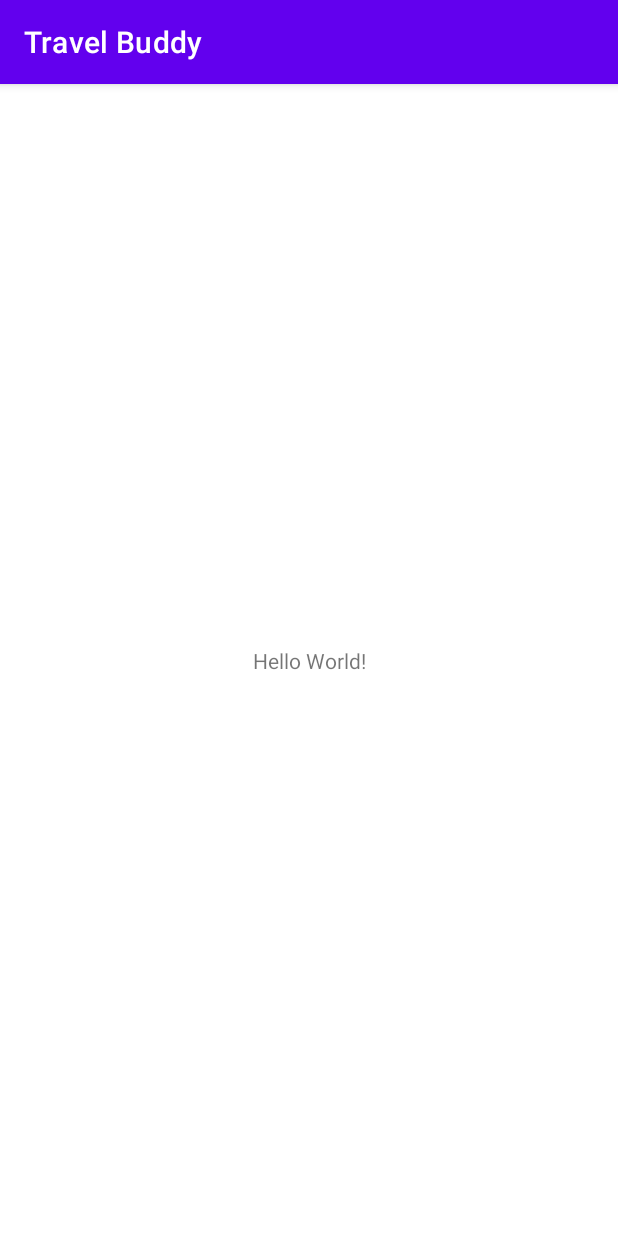
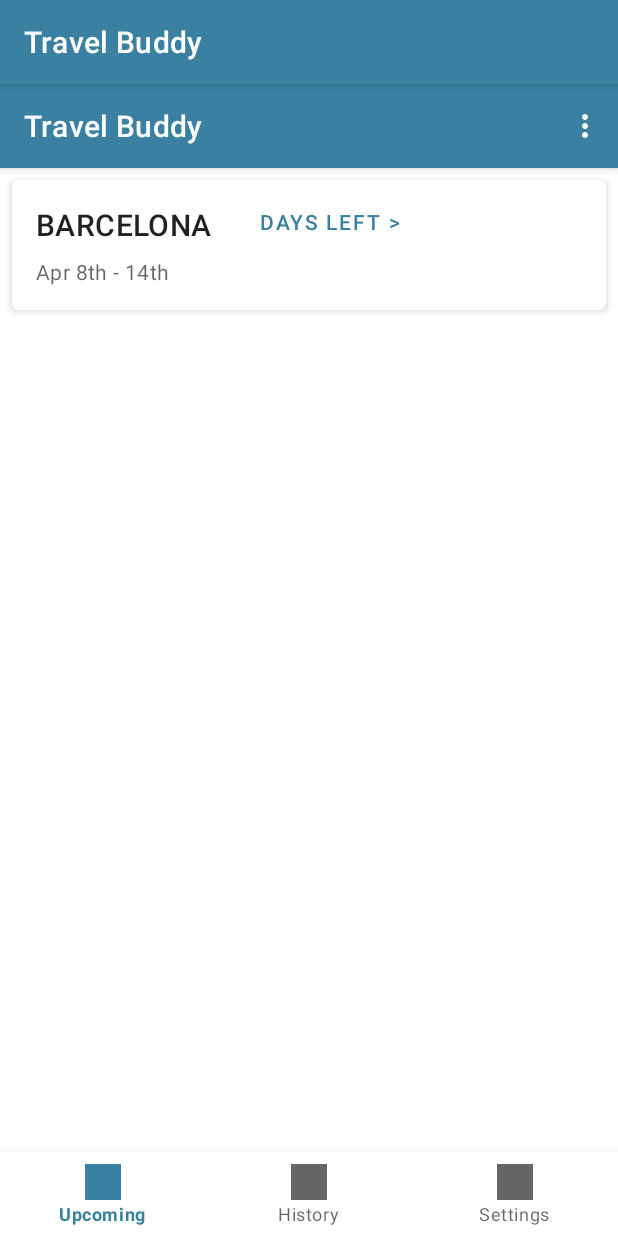
Before and after one commit to florgiorgi/PAM, an Android app: the screen it shows after launch (MainActivity), on a phone screen of 412 x 824 dp. Run offline under Robolectric (Android 15) with nearby library versions, the phone set to English and light mode, and no system bars.

Commit message:
initial landing layout, still needs work

```diff
--- a/app/build.gradle
+++ b/app/build.gradle
@@ -32,6 +32,7 @@ dependencies {
     implementation 'androidx.appcompat:appcompat:1.2.0'
     implementation 'com.google.android.material:material:1.3.0'
     implementation 'androidx.constraintlayout:constraintlayout:2.0.4'
+    implementation 'com.android.support:cardview-v7:28.0.0'
     testImplementation 'junit:junit:4.+'
     androidTestImplementation 'androidx.test.ext:junit:1.1.2'
     androidTestImplementation 'androidx.test.espresso:espresso-core:3.3.0'
--- a/app/src/main/res/layout/activity_main.xml
+++ b/app/src/main/res/layout/activity_main.xml
@@ -1,18 +1,104 @@
 <?xml version="1.0" encoding="utf-8"?>
-<androidx.constraintlayout.widget.ConstraintLayout xmlns:android="http://schemas.android.com/apk/res/android"
+<RelativeLayout xmlns:android="http://schemas.android.com/apk/res/android"
     xmlns:app="http://schemas.android.com/apk/res-auto"
     xmlns:tools="http://schemas.android.com/tools"
     android:layout_width="match_parent"
     android:layout_height="match_parent"
+    android:orientation="vertical"
     tools:context=".MainActivity">
 
-    <TextView
-        android:layout_width="wrap_content"
+    <androidx.coordinatorlayout.widget.CoordinatorLayout
+        android:layout_width="match_parent"
+        android:layout_height="match_parent">
+
+        <com.google.android.material.appbar.AppBarLayout
+            android:layout_width="match_parent"
+            android:layout_height="wrap_content">
+
+            <com.google.android.material.appbar.MaterialToolbar
+                android:id="@+id/topAppBar"
+                style="@style/Widget.MaterialComponents.Toolbar.Primary"
+                android:layout_width="match_parent"
+                android:layout_height="?attr/actionBarSize"
+                app:menu="@menu/bottom_navigation_menu"
+                app:title="@string/app_name" />
+
+        </com.google.android.material.appbar.AppBarLayout>
+
+        <!-- Note: A RecyclerView can also be used -->
+        <androidx.core.widget.NestedScrollView
+            android:layout_width="match_parent"
+            android:layout_height="match_parent"
+            app:layout_behavior="@string/appbar_scrolling_view_behavior">
+
+            <LinearLayout
+                android:layout_width="match_parent"
+                android:layout_height="match_parent"
+                android:orientation="vertical">
+
+                <com.google.android.material.card.MaterialCardView
+                    android:id="@+id/card"
+                    android:layout_width="match_parent"
+                    android:layout_height="wrap_content"
+                    android:layout_margin="8dp"
+                    app:cardElevation="3dp">
+
+                    <LinearLayout
+                        android:layout_width="match_parent"
+                        android:layout_height="wrap_content">
+
+                        <LinearLayout
+                            android:layout_width="wrap_content"
+                            android:layout_height="wrap_content"
+                            android:orientation="vertical"
+                            android:padding="16dp">
+
+                            <!-- Title, secondary and supporting text -->
+                            <TextView
+                                android:layout_width="wrap_content"
+                                android:layout_height="wrap_content"
+                                android:text="@string/title"
+                                android:textAppearance="?attr/textAppearanceHeadline6" />
+
+                            <TextView
+                                android:layout_width="wrap_content"
+                                android:layout_height="wrap_content"
+                                android:layout_marginTop="8dp"
+                                android:text="@string/secondary_text"
+                                android:textAppearance="?attr/textAppearanceBody2"
+                                android:textColor="?android:attr/textColorSecondary" />
+
+                        </LinearLayout>
+
+                        <!-- Buttons -->
+                        <LinearLayout
+                            android:layout_width="wrap_content"
+                            android:layout_height="wrap_content"
+                            android:layout_margin="8dp"
+                            android:orientation="vertical">
+
+                            <com.google.android.material.button.MaterialButton
+                                style="?attr/borderlessButtonStyle"
+                                android:layout_width="wrap_content"
+                                android:layout_height="wrap_content"
+                                android:layout_marginEnd="8dp"
+                                android:gravity=""
+                                android:text="@string/days_left" />
+
+                        </LinearLayout>
+
+                    </LinearLayout>
+
+                </com.google.android.material.card.MaterialCardView>
+            </LinearLayout>
+        </androidx.core.widget.NestedScrollView>
+
+    </androidx.coordinatorlayout.widget.CoordinatorLayout>
+
+    <com.google.android.material.bottomnavigation.BottomNavigationView
+        android:id="@+id/bottom_navigation"
+        android:layout_width="match_parent"
         android:layout_height="wrap_content"
-        android:text="Hello World!"
-        app:layout_constraintBottom_toBottomOf="parent"
-        app:layout_constraintLeft_toLeftOf="parent"
-        app:layout_constraintRight_toRightOf="parent"
-        app:layout_constraintTop_toTopOf="parent" />
-
-</androidx.constraintlayout.widget.ConstraintLayout>
+        android:layout_alignParentBottom="true"
+        app:menu="@menu/bottom_navigation_menu" />
+</RelativeLayout>
--- /dev/null
+++ b/app/src/main/res/menu/bottom_navigation_menu.xml
@@ -0,0 +1,18 @@
+<?xml version="1.0" encoding="utf-8"?>
+<menu xmlns:android="http://schemas.android.com/apk/res/android">
+    <item
+        android:id="@+id/page_1"
+        android:enabled="true"
+        android:icon="@drawable/plus_black"
+        android:title="@string/text_label_1"/>
+    <item
+        android:id="@+id/page_2"
+        android:enabled="true"
+        android:icon="@drawable/plus_black"
+        android:title="@string/text_label_2"/>
+    <item
+        android:id="@+id/page_3"
+        android:enabled="true"
+        android:icon="@drawable/plus_black"
+        android:title="@string/text_label_3"/>
+</menu>
--- a/app/src/main/res/values/strings.xml
+++ b/app/src/main/res/values/strings.xml
@@ -1,3 +1,10 @@
 <resources>
     <string name="app_name">Travel Buddy</string>
+    <string name="days_left">days left ></string>
+    <string name="title">BARCELONA</string>
+    <string name="secondary_text">Apr 8th - 14th</string>
+    <string name="text_label_1">Upcoming</string>
+    <string name="text_label_2">History</string>
+    <string name="text_label_3">Settings</string>
+
 </resources>
--- a/app/src/main/res/values/themes.xml
+++ b/app/src/main/res/values/themes.xml
@@ -2,12 +2,12 @@
     <!-- Base application theme. -->
     <style name="Theme.TravelBuddy" parent="Theme.MaterialComponents.DayNight.DarkActionBar">
         <!-- Primary brand color. -->
-        <item name="colorPrimary">@color/purple_500</item>
-        <item name="colorPrimaryVariant">@color/purple_700</item>
+        <item name="colorPrimary">#3980A1</item>
+        <item name="colorPrimaryVariant">#173442</item>
         <item name="colorOnPrimary">@color/white</item>
         <!-- Secondary brand color. -->
-        <item name="colorSecondary">@color/teal_200</item>
-        <item name="colorSecondaryVariant">@color/teal_700</item>
+        <item name="colorSecondary">#F8D670</item>
+        <item name="colorSecondaryVariant">#61542B</item>
         <item name="colorOnSecondary">@color/black</item>
         <!-- Status bar color. -->
         <item name="android:statusBarColor" tools:targetApi="l">?attr/colorPrimaryVariant</item>
--- a/build.gradle
+++ b/build.gradle
@@ -6,7 +6,6 @@ buildscript {
     }
     dependencies {
         classpath "com.android.tools.build:gradle:4.1.3"
-
         // NOTE: Do not place your application dependencies here; they belong
         // in the individual module build.gradle files
     }
```
Also changed, not shown: app/src/main/res/drawable/plus_black.png (added), gradle/wrapper/gradle-wrapper.properties.
